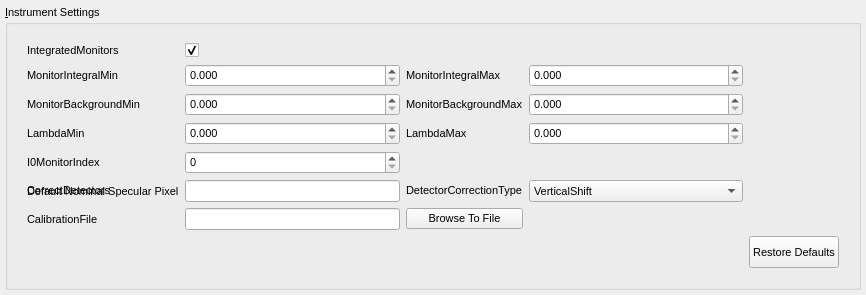
The window that qt/scientific_interfaces/ISISReflectometry/GUI/Instrument/InstrumentWidget.ui (mantidproject/mantid) describes before a commit, drawn with Qt 5.
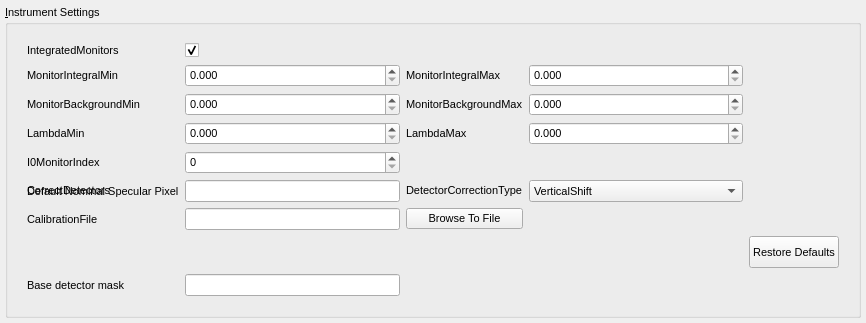
The same window after the commit.

Commit message: add detector masking

Diff of the .ui file:
```diff
--- a/qt/scientific_interfaces/ISISReflectometry/GUI/Instrument/InstrumentWidget.ui
+++ b/qt/scientific_interfaces/ISISReflectometry/GUI/Instrument/InstrumentWidget.ui
@@ -386,6 +386,15 @@
           <layout class="QHBoxLayout" name="getInstDefaultsButtonLayout"/>
          </widget>
         </item>
+        <item row="10" column="0">
+         <widget class="QLabel" name="baseDetectorMaskLabel">
+          <property name="text"><string>Base detector mask</string></property>
+          <property name="toolTip"><string>Detectors specified are always masked for relevant workspaces</string></property>
+         </widget>
+        </item>
+        <item row="10" column="1">
+         <widget class="QLineEdit" name="baseDetectorMaskEdit"/>
+        </item>
         <item row="7" column="0">
          <widget class="QLabel" name="calibrationPathLabel">
           <property name="text">
```
The commit also changes 31 other files.
